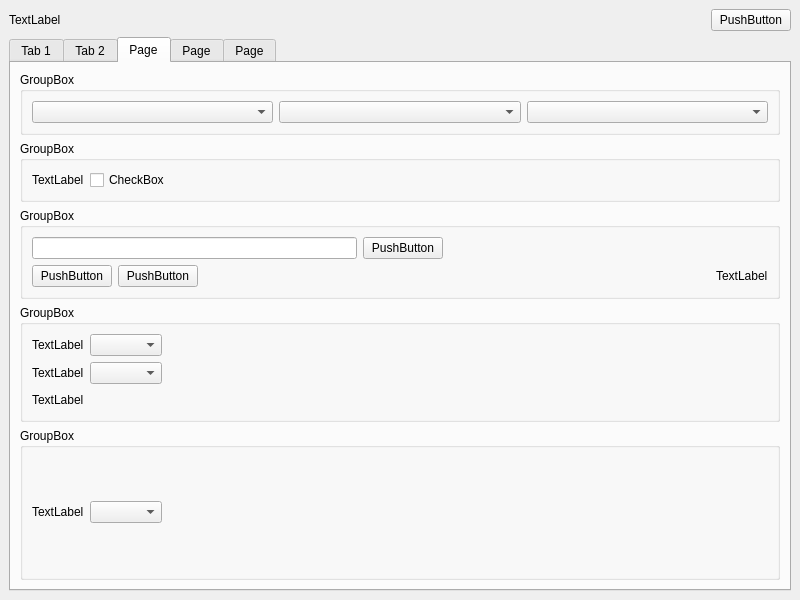
Before: the Qt Designer form Settings/ui/settingswindow.ui in train2128/POSBox---Point-of-Sale-System, drawn with Qt 5.
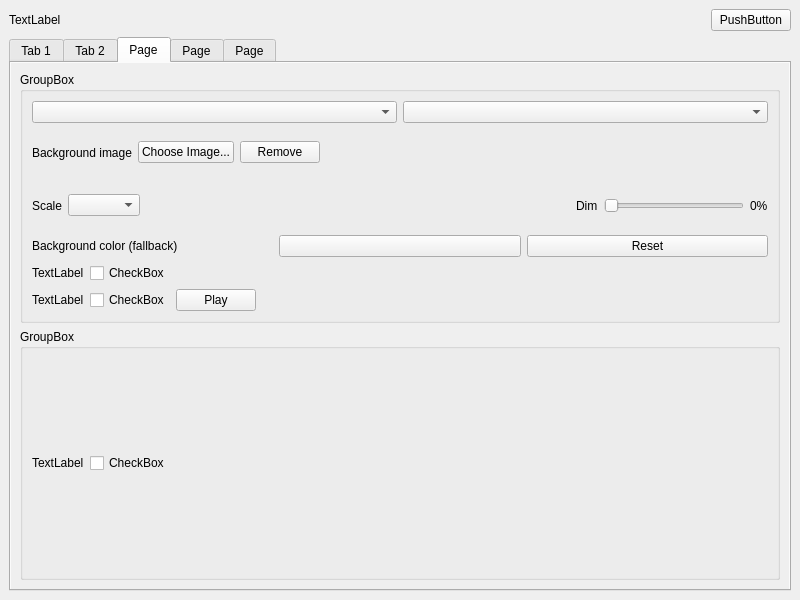
After: the same form once the commit is applied. The open tabs and pages were chosen to show the change. Custom widgets are drawn as their Qt base class.

```diff
--- a/Settings/ui/settingswindow.ui
+++ b/Settings/ui/settingswindow.ui
@@ -411,31 +411,276 @@
        <attribute name="title">
         <string>Page</string>
        </attribute>
-        <layout class="QVBoxLayout" name="verticalLayout_4" stretch="0,0,0,0,1">
+        <layout class="QVBoxLayout" name="appSettingsOuter">
+         <property name="leftMargin">
+          <number>0</number>
+         </property>
+         <property name="topMargin">
+          <number>0</number>
+         </property>
+         <property name="rightMargin">
+          <number>0</number>
+         </property>
+         <property name="bottomMargin">
+          <number>0</number>
+         </property>
+         <item>
+          <widget class="QScrollArea" name="appSettingsScroll">
+           <property name="frameShape">
+            <enum>QFrame::NoFrame</enum>
+           </property>
+           <property name="widgetResizable">
+            <bool>true</bool>
+           </property>
+           <widget class="QWidget" name="appSettingsScrollArea">
+            <layout class="QVBoxLayout" name="verticalLayout_4" stretch="1,1,1,2">
         <item>
          <widget class="QGroupBox" name="themeSettings">
           <property name="title">
            <string>GroupBox</string>
           </property>
           <layout class="QVBoxLayout" name="verticalLayout_6">
-           <item>
-            <layout class="QHBoxLayout" name="horizontalLayout_10">
+            <item>
+             <layout class="QHBoxLayout" name="horizontalLayout_10">
+              <item>
+               <widget class="QComboBox" name="colorSelect" />
+              </item>
+              <item>
+               <widget class="QComboBox" name="fontSelect" />
+              </item>
+             </layout>
+            </item>
+            <item>
+             <layout class="QHBoxLayout" name="horizontalLayout_bgImage">
+              <item>
+               <widget class="QLabel" name="bgImageLabel">
+                <property name="text">
+                 <string>Background image</string>
+                </property>
+               </widget>
+              </item>
+              <item>
+               <widget class="QPushButton" name="bgImageChooseBtn">
+                <property name="text">
+                 <string>Choose Image...</string>
+                </property>
+               </widget>
+              </item>
+              <item>
+               <widget class="QPushButton" name="bgImageRemoveBtn">
+                <property name="text">
+                 <string>Remove</string>
+                </property>
+               </widget>
+              </item>
+              <item>
+               <widget class="QLabel" name="bgImagePreview">
+                <property name="text">
+                 <string />
+                </property>
+                <property name="fixedSize">
+                 <size>
+                  <width>60</width>
+                  <height>34</height>
+                 </size>
+                </property>
+                <property name="alignment">
+                 <set>Qt::AlignmentFlag::AlignCenter</set>
+                </property>
+               </widget>
+              </item>
+              <item>
+               <spacer name="horizontalSpacer_bgImage">
+                <property name="orientation">
+                 <enum>Qt::Orientation::Horizontal</enum>
+                </property>
+                <property name="sizeHint" stdset="0">
+                 <size>
+                  <width>20</width>
+                  <height>20</height>
+                 </size>
+                </property>
+               </spacer>
+              </item>
+             </layout>
+            </item>
+            <item>
+             <layout class="QHBoxLayout" name="horizontalLayout_bgOptions">
+              <item>
+               <widget class="QLabel" name="bgScaleLabel">
+                <property name="text">
+                 <string>Scale</string>
+                </property>
+               </widget>
+              </item>
+              <item>
+               <widget class="QComboBox" name="bgScaleSelect" />
+              </item>
+              <item>
+               <spacer name="horizontalSpacer_bgOptions">
+                <property name="orientation">
+                 <enum>Qt::Orientation::Horizontal</enum>
+                </property>
+                <property name="sizeHint" stdset="0">
+                 <size>
+                  <width>20</width>
+                  <height>20</height>
+                 </size>
+                </property>
+               </spacer>
+              </item>
+              <item>
+               <widget class="QLabel" name="bgDimLabel">
+                <property name="text">
+                 <string>Dim</string>
+                </property>
+               </widget>
+              </item>
+              <item>
+               <widget class="QSlider" name="bgDimSlider">
+                <property name="toolTip">
+                 <string>Darkens the background image so text stays readable (no effect without an image)</string>
+                </property>
+                <property name="orientation">
+                 <enum>Qt::Orientation::Horizontal</enum>
+                </property>
+                <property name="minimum">
+                 <number>0</number>
+                </property>
+                <property name="maximum">
+                 <number>100</number>
+                </property>
+                <property name="singleStep">
+                 <number>5</number>
+                </property>
+                <property name="pageStep">
+                 <number>25</number>
+                </property>
+                <property name="value">
+                 <number>0</number>
+                </property>
+                <property name="maximumSize">
+                 <size>
+                  <width>140</width>
+                  <height>16777215</height>
+                 </size>
+                </property>
+               </widget>
+              </item>
+              <item>
+               <widget class="QLabel" name="bgDimValue">
+                <property name="text">
+                 <string>0%</string>
+                </property>
+               </widget>
+              </item>
+             </layout>
+            </item>
+            <item>
+             <layout class="QHBoxLayout" name="horizontalLayout_bgColor">
+              <item>
+               <widget class="QLabel" name="bgColorLabel">
+                <property name="text">
+                 <string>Background color (fallback)</string>
+                </property>
+               </widget>
+              </item>
+              <item>
+               <widget class="QPushButton" name="bgColorBtn">
+                <property name="text">
+                 <string />
+                </property>
+                <property name="fixedSize">
+                 <size>
+                  <width>28</width>
+                  <height>28</height>
+                 </size>
+                </property>
+               </widget>
+              </item>
+              <item>
+               <widget class="QPushButton" name="bgColorResetBtn">
+                <property name="text">
+                 <string>Reset</string>
+                </property>
+               </widget>
+              </item>
+             </layout>
+            </item>
              <item>
-              <widget class="QComboBox" name="colorSelect"/>
+              <layout class="QHBoxLayout" name="horizontalLayout_animations">
+               <item>
+                <widget class="QLabel" name="animationsLabel">
+                 <property name="text">
+                  <string>TextLabel</string>
+                 </property>
+                </widget>
+               </item>
+               <item>
+                <widget class="ToggleSwitch" name="animationsCheckBox">
+                 <property name="text">
+                  <string>CheckBox</string>
+                 </property>
+                </widget>
+               </item>
+               <item>
+                <spacer name="horizontalSpacer_animations">
+                 <property name="orientation">
+                  <enum>Qt::Orientation::Horizontal</enum>
+                 </property>
+                 <property name="sizeHint" stdset="0">
+                  <size>
+                   <width>40</width>
+                   <height>20</height>
+                  </size>
+                 </property>
+                </spacer>
+               </item>
+              </layout>
              </item>
              <item>
-              <widget class="QComboBox" name="fontSelect"/>
+              <layout class="QHBoxLayout" name="horizontalLayout_notifSound">
+               <item>
+                <widget class="QLabel" name="notifSoundLabel">
+                 <property name="text">
+                  <string>TextLabel</string>
+                 </property>
+                </widget>
+               </item>
+               <item>
+                <widget class="ToggleSwitch" name="notifSoundCheckBox">
+                 <property name="text">
+                  <string>CheckBox</string>
+                 </property>
+                </widget>
+               </item>
+               <item>
+                <widget class="QPushButton" name="notifSoundTestBtn">
+                 <property name="text">
+                  <string>Play</string>
+                 </property>
+                </widget>
+               </item>
+               <item>
+                <spacer name="horizontalSpacer_notifSound">
+                 <property name="orientation">
+                  <enum>Qt::Orientation::Horizontal</enum>
+                 </property>
+                 <property name="sizeHint" stdset="0">
+                  <size>
+                   <width>40</width>
+                   <height>20</height>
+                  </size>
+                 </property>
+                </spacer>
+               </item>
+              </layout>
              </item>
-             <item>
-              <widget class="QComboBox" name="bgSelect"/>
-             </item>
-            </layout>
-           </item>
-</layout>
-          </widget>
-         </item>
-         <item>
-          <widget class="QGroupBox" name="registerSettings">
+          </layout>
+         </widget>
+        </item>
+        <item>
+         <widget class="QGroupBox" name="registerSettings">
           <property name="title">
            <string>GroupBox</string>
           </property>
@@ -470,213 +715,13 @@
           </layout>
          </widget>
         </item>
-        <item>
-         <widget class="QGroupBox" name="databaseSettings">
-          <property name="title">
-           <string>GroupBox</string>
-          </property>
-          <layout class="QVBoxLayout" name="verticalLayout_7">
-           <item>
-            <layout class="QHBoxLayout" name="horizontalLayout_8">
-             <item>
-              <widget class="QLineEdit" name="syncPathPath"/>
-             </item>
-             <item>
-              <widget class="QPushButton" name="syncPathBtn">
-               <property name="text">
-                <string>PushButton</string>
-               </property>
-              </widget>
-             </item>
-             <item>
-              <spacer name="horizontalSpacer_2">
-               <property name="orientation">
-                <enum>Qt::Orientation::Horizontal</enum>
-               </property>
-               <property name="sizeHint" stdset="0">
-                <size>
-                 <width>40</width>
-                 <height>20</height>
-                </size>
-               </property>
-              </spacer>
-             </item>
-            </layout>
-           </item>
-           <item>
-            <layout class="QHBoxLayout" name="horizontalLayout_9">
-             <item>
-              <widget class="QPushButton" name="backupBtn">
-               <property name="text">
-                <string>PushButton</string>
-               </property>
-              </widget>
-             </item>
-             <item>
-              <widget class="QPushButton" name="restoreBtn">
-               <property name="text">
-                <string>PushButton</string>
-               </property>
-              </widget>
-             </item>
-             <item>
-              <spacer name="horizontalSpacer_3">
-               <property name="orientation">
-                <enum>Qt::Orientation::Horizontal</enum>
-               </property>
-               <property name="sizeHint" stdset="0">
-                <size>
-                 <width>40</width>
-                 <height>20</height>
-                </size>
-               </property>
-              </spacer>
-             </item>
-             <item>
-              <widget class="QLabel" name="lastSyncLabel">
-               <property name="text">
-                <string>TextLabel</string>
-               </property>
-              </widget>
-             </item>
-            </layout>
-           </item>
-          </layout>
+        </layout>
+           </widget>
           </widget>
          </item>
-         <item>
-          <widget class="QGroupBox" name="regionalSettings">
-           <property name="title">
-            <string>GroupBox</string>
-           </property>
-           <layout class="QVBoxLayout" name="verticalLayoutRegional">
-            <item>
-             <layout class="QHBoxLayout" name="horizontalLayoutRegional1">
-              <item>
-               <widget class="QLabel" name="countryLabel">
-                <property name="text">
-                 <string>TextLabel</string>
-                </property>
-               </widget>
-              </item>
-              <item>
-               <widget class="QComboBox" name="countrySelect"/>
-              </item>
-              <item>
-               <spacer name="horizontalSpacerRegional1">
-                <property name="orientation">
-                 <enum>Qt::Orientation::Horizontal</enum>
-                </property>
-                <property name="sizeHint" stdset="0">
-                 <size>
-                  <width>40</width>
-                  <height>20</height>
-                 </size>
-                </property>
-               </spacer>
-              </item>
-             </layout>
-            </item>
-            <item>
-             <layout class="QHBoxLayout" name="horizontalLayoutRegional2">
-              <item>
-               <widget class="QLabel" name="currencyLabel">
-                <property name="text">
-                 <string>TextLabel</string>
-                </property>
-               </widget>
-              </item>
-              <item>
-               <widget class="QComboBox" name="currencySelect"/>
-              </item>
-              <item>
-               <spacer name="horizontalSpacerRegional2">
-                <property name="orientation">
-                 <enum>Qt::Orientation::Horizontal</enum>
-                </property>
-                <property name="sizeHint" stdset="0">
-                 <size>
-                  <width>40</width>
-                  <height>20</height>
-                 </size>
-                </property>
-               </spacer>
-              </item>
-             </layout>
-            </item>
-            <item>
-             <layout class="QHBoxLayout" name="horizontalLayoutRegional3">
-              <item>
-               <widget class="QLabel" name="phonePrefixLabel">
-                <property name="text">
-                 <string>TextLabel</string>
-                </property>
-               </widget>
-              </item>
-              <item>
-               <widget class="QLabel" name="phonePrefixValue">
-                <property name="text">
-                 <string></string>
-                </property>
-               </widget>
-              </item>
-              <item>
-               <spacer name="horizontalSpacerRegional3">
-                <property name="orientation">
-                 <enum>Qt::Orientation::Horizontal</enum>
-                </property>
-                <property name="sizeHint" stdset="0">
-                 <size>
-                  <width>40</width>
-                  <height>20</height>
-                 </size>
-                </property>
-               </spacer>
-              </item>
-             </layout>
-            </item>
-            </layout>
-           </widget>
-          </item>
-          <item>
-           <widget class="QGroupBox" name="languageSettings">
-            <property name="title">
-             <string>GroupBox</string>
-            </property>
-            <layout class="QVBoxLayout" name="verticalLayoutLanguage">
-             <item>
-              <layout class="QHBoxLayout" name="horizontalLayoutLanguage1">
-               <item>
-                <widget class="QLabel" name="languageLabel">
-                 <property name="text">
-                  <string>TextLabel</string>
-                 </property>
-                </widget>
-               </item>
-               <item>
-                <widget class="QComboBox" name="languageSelect"/>
-               </item>
-               <item>
-                <spacer name="horizontalSpacerLanguage1">
-                 <property name="orientation">
-                  <enum>Qt::Orientation::Horizontal</enum>
-                 </property>
-                 <property name="sizeHint" stdset="0">
-                  <size>
-                   <width>40</width>
-                   <height>20</height>
-                  </size>
-                 </property>
-                </spacer>
-               </item>
-              </layout>
-             </item>
-            </layout>
-           </widget>
-          </item>
-         </layout>
-        </widget>
-        <widget class="QWidget" name="printerSettings">
+        </layout>
+      </widget>
+      <widget class="QWidget" name="printerSettings">
        <attribute name="title">
         <string>Page</string>
        </attribute>
@@ -959,6 +1004,13 @@
    </layout>
   </widget>
  </widget>
- <resources/>
- <connections/>
+ <customwidgets>
+  <customwidget>
+   <class>ToggleSwitch</class>
+   <extends>QCheckBox</extends>
+   <header>ToggleSwitch.h</header>
+  </customwidget>
+ </customwidgets>
+ <resources />
+ <connections />
 </ui>
```
Left out of the diff: 225 changed lines with no effect on the pictures.
